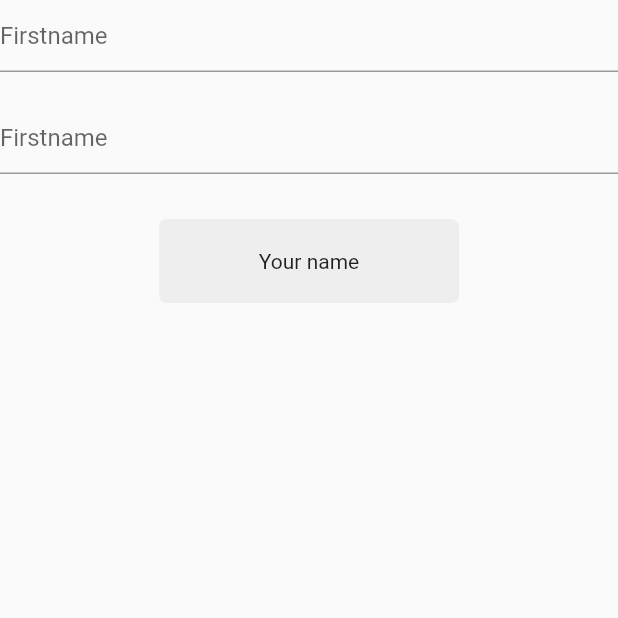
After one commit to koukibadr/mobx_state_management, a Flutter app: the UserScreen screen opened directly, on a phone screen of 412 x 824 dp, the top half of it. The commit adds this screen. Run offline on Flutter 3.47's test engine with Material 2 defaults, Android fonts, the phone set to English and light mode, and no system bars; our stand-ins replace flutter_mobx, mobx; generated files the repository leaves out were written again.

Commit message:
add user screen data store

```diff
--- a/lib/counter_store.dart
+++ b/lib/counter_store.dart
@@ -2,7 +2,7 @@ import 'package:mobx/mobx.dart';
 
 part 'counter_store.g.dart';
 
-class CounterStore = _Counter with _$Counter;
+class CounterStore = _Counter with _$CounterStore;
 
 abstract class _Counter with Store {
 
--- /dev/null
+++ b/lib/user/user_data_store.dart
@@ -0,0 +1,28 @@
+import 'package:mobx/mobx.dart';
+
+part 'user_data_store.g.dart';
+
+class UserDataStore = _UserData with _$UserDataStore;
+
+abstract class _UserData with Store {
+
+  @observable
+  String lastname = "";
+
+  @observable
+  String firstname = "";
+
+  @computed
+  String get fullName => '$firstname, $lastname';
+
+  @action
+  void updateFirstName(firstName){
+    firstname = firstName;
+  }
+
+  @action
+  void updateLastName(lastName){
+    lastname = lastName;
+  }
+
+}
--- /dev/null
+++ b/lib/user/user_screen.dart
@@ -0,0 +1,47 @@
+import 'package:flutter/material.dart';
+
+class UserScreen extends StatelessWidget {
+  const UserScreen({ Key? key }) : super(key: key);
+
+  @override
+  Widget build(BuildContext context) {
+    return Scaffold(
+      body: Container(
+        width: MediaQuery.of(context).size.width,
+        child: Column(
+          children: [
+            TextField(
+              decoration: InputDecoration(
+                hintText: 'Firstname'
+              ),
+            ),
+            const SizedBox(
+              height: 20,
+            ),
+            TextField(
+              decoration: InputDecoration(
+                hintText: 'Firstname'
+              ),
+            ),
+            const SizedBox(
+              height: 30,
+            ),
+            Container(
+              width: 200,
+              decoration: BoxDecoration(
+                color: Colors.grey[200],
+                borderRadius: BorderRadius.circular(5)
+              ),
+              padding: EdgeInsets.symmetric(
+                vertical: 20
+              ),
+              child: Center(
+                child: Text('Your name'),
+              ),
+            )
+          ],
+        ),
+      ),
+    );
+  }
+}
```
Also changed, not shown: lib/counter_store.g.dart, lib/user/user_data_store.g.dart (added).
